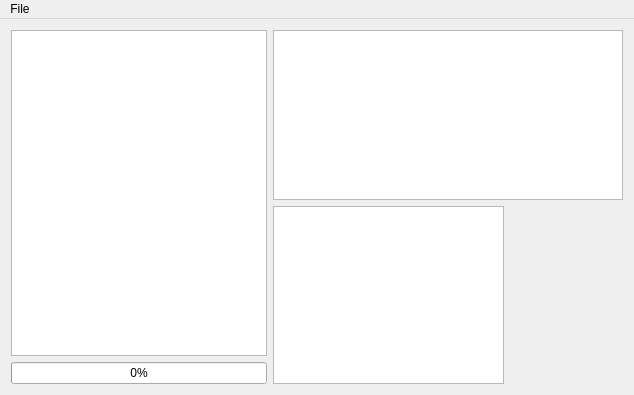
First picture: the form in Qt/mainwindow.ui, repository Nanamachi/Suiterans, before the edit.
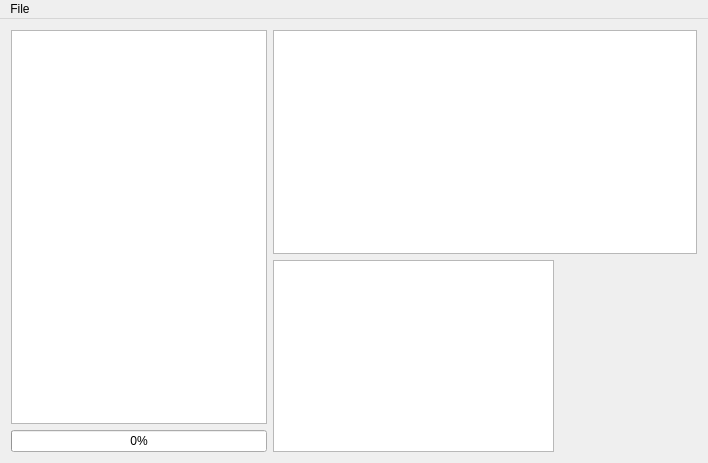
Second picture: the form after the edit.

Diff of the .ui file:
```diff
--- a/Qt/mainwindow.ui
+++ b/Qt/mainwindow.ui
@@ -6,8 +6,8 @@
    <rect>
     <x>0</x>
     <y>0</y>
-    <width>634</width>
-    <height>395</height>
+    <width>708</width>
+    <height>463</height>
    </rect>
   </property>
   <property name="windowTitle">
@@ -130,7 +130,7 @@
     <rect>
      <x>0</x>
      <y>0</y>
-     <width>634</width>
+     <width>708</width>
      <height>21</height>
     </rect>
    </property>
```
